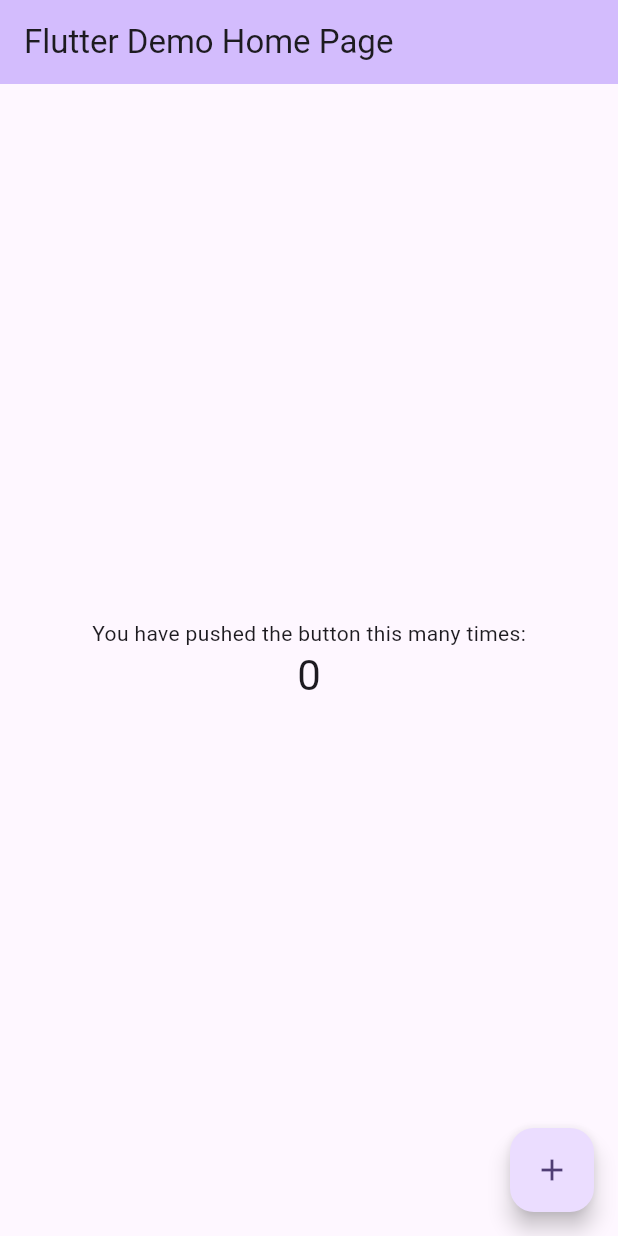
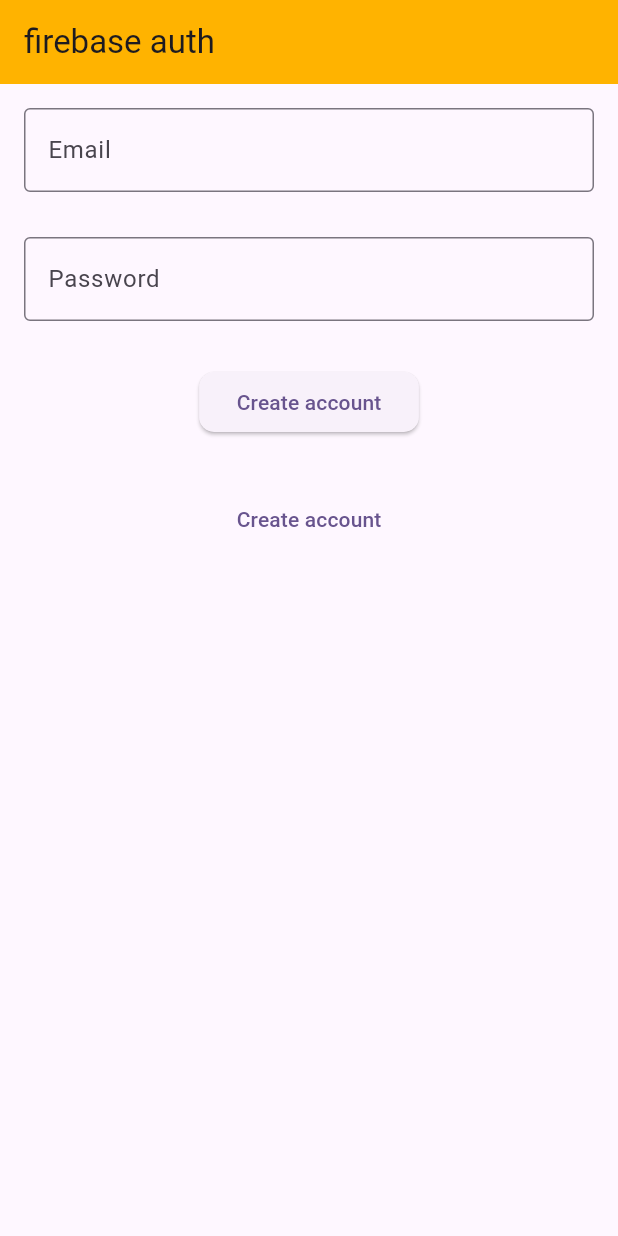
Before and after one commit to rostikKalabishka/flutter_firebase_auth, a Flutter app: the screen it shows after launch, on a phone screen of 412 x 824 dp. Run offline on Flutter 3.47's test engine with Material 2 defaults, Android fonts, the phone set to English and light mode, and no system bars; our stand-ins replace firebase_auth, firebase_core; accounts and stored records are empty.

Commit message:
add auth

```diff
--- /dev/null
+++ b/lib/auth/auth_widget.dart
@@ -0,0 +1,77 @@
+import 'package:flutter/material.dart';
+
+import '../model/auth_model.dart';
+
+class AuthWidget extends StatefulWidget {
+  const AuthWidget({super.key});
+
+  @override
+  State<AuthWidget> createState() => _MyWidgetState();
+}
+
+class _MyWidgetState extends State<AuthWidget> {
+  final _emailController = TextEditingController();
+  final _passwordController = TextEditingController();
+  @override
+  Widget build(BuildContext context) {
+    return Scaffold(
+      appBar: AppBar(
+        backgroundColor: Colors.amber[600],
+        title: const Text('firebase auth'),
+      ),
+      // body: const AuthWidget(),
+
+      body: Padding(
+        padding: const EdgeInsets.symmetric(horizontal: 16, vertical: 16),
+        child: Column(
+          crossAxisAlignment: CrossAxisAlignment.center,
+          children: [
+            TextFormField(
+              controller: _emailController,
+              decoration: const InputDecoration(
+                  label: Text('Email'), border: OutlineInputBorder()),
+            ),
+            const SizedBox(height: 30),
+            TextFormField(
+              controller: _passwordController,
+              decoration: const InputDecoration(
+                label: Text('Password'),
+                border: OutlineInputBorder(),
+              ),
+            ),
+            const SizedBox(height: 30),
+            ElevatedButton(
+              style: ElevatedButton.styleFrom(
+                padding: const EdgeInsets.symmetric(
+                    horizontal: 25.0, vertical: 10.0),
+                shape: RoundedRectangleBorder(
+                    borderRadius: BorderRadius.circular(10.0)),
+              ),
+              onPressed: () async {
+                final message = await AuthService().login(
+                  email: _emailController.text,
+                  password: _passwordController.text,
+                );
+                if (message!.contains('Success')) {
+                  Navigator.of(context).pushNamed('home');
+                }
+                ScaffoldMessenger.of(context).showSnackBar(
+                  SnackBar(
+                    content: Text(message),
+                  ),
+                );
+              },
+              child: const Text('Create account'),
+            ),
+            const SizedBox(height: 30),
+            TextButton(
+                onPressed: () {
+                  Navigator.of(context).pushNamed('/create_account');
+                },
+                child: const Text('Create account'))
+          ],
+        ),
+      ),
+    );
+  }
+}
--- a/lib/main.dart
+++ b/lib/main.dart
@@ -1,7 +1,14 @@
 import 'package:flutter/material.dart';
 
-void main() {
-  runApp(const MyApp());
+import 'package:firebase_core/firebase_core.dart';
+
+import 'routes/routes.dart';
+
+void main() async {
+  WidgetsFlutterBinding.ensureInitialized();
+
+  await Firebase.initializeApp();
+  runApp(MyApp());
 }
 
 class MyApp extends StatelessWidget {
@@ -11,60 +18,12 @@
   @override
   Widget build(BuildContext context) {
     return MaterialApp(
+      routes: routes,
       title: 'Flutter Demo',
       theme: ThemeData(
         colorScheme: ColorScheme.fromSeed(seedColor: Colors.deepPurple),
         useMaterial3: true,
       ),
-      home: const MyHomePage(title: 'Flutter Demo Home Page'),
     );
   }
 }
-
-class MyHomePage extends StatefulWidget {
-  const MyHomePage({super.key, required this.title});
-
-  final String title;
-
-  @override
-  State<MyHomePage> createState() => _MyHomePageState();
-}
-
-class _MyHomePageState extends State<MyHomePage> {
-  int _counter = 0;
-
-  void _incrementCounter() {
-    setState(() {
-      _counter++;
-    });
-  }
-
-  @override
-  Widget build(BuildContext context) {
-    return Scaffold(
-      appBar: AppBar(
-        backgroundColor: Theme.of(context).colorScheme.inversePrimary,
-        title: Text(widget.title),
-      ),
-      body: Center(
-        child: Column(
-          mainAxisAlignment: MainAxisAlignment.center,
-          children: <Widget>[
-            const Text(
-              'You have pushed the button this many times:',
-            ),
-            Text(
-              '$_counter',
-              style: Theme.of(context).textTheme.headlineMedium,
-            ),
-          ],
-        ),
-      ),
-      floatingActionButton: FloatingActionButton(
-        onPressed: _incrementCounter,
-        tooltip: 'Increment',
-        child: const Icon(Icons.add),
-      ), // This trailing comma makes auto-formatting nicer for build methods.
-    );
-  }
-}
--- /dev/null
+++ b/lib/model/auth_model.dart
@@ -0,0 +1,49 @@
+import 'package:firebase_auth/firebase_auth.dart';
+
+class AuthService {
+  Future<String?> registration({
+    required String email,
+    required String password,
+  }) async {
+    try {
+      await FirebaseAuth.instance.createUserWithEmailAndPassword(
+        email: email,
+        password: password,
+      );
+      return 'Success';
+    } on FirebaseAuthException catch (e) {
+      if (e.code == 'weak-password') {
+        return 'The password provided is too weak.';
+      } else if (e.code == 'email-already-in-use') {
+        return 'The account already exists for that email.';
+      } else {
+        return e.message;
+      }
+    } catch (e) {
+      return e.toString();
+    }
+  }
+
+  Future<String?> login({
+    required String email,
+    required String password,
+  }) async {
+    try {
+      await FirebaseAuth.instance.signInWithEmailAndPassword(
+        email: email,
+        password: password,
+      );
+      return 'Success';
+    } on FirebaseAuthException catch (e) {
+      if (e.code == 'user-not-found') {
+        return 'No user found for that email.';
+      } else if (e.code == 'wrong-password') {
+        return 'Wrong password provided for that user.';
+      } else {
+        return e.message;
+      }
+    } catch (e) {
+      return e.toString();
+    }
+  }
+}
--- /dev/null
+++ b/lib/routes/routes.dart
@@ -0,0 +1,10 @@
+import 'package:flutter_firebase_auth/home.dart';
+
+import '../auth/auth_widget.dart';
+import '../create_account/create_account_widget.dart';
+
+final routes = {
+  '/': (context) => const AuthWidget(),
+  '/create_account': (context) => const CreateAccountWidget(),
+  '/home': (context) => const Home()
+};
```
Also changed, not shown: lib/create_account/create_account_widget.dart (added, +71 -0 lines), lib/home.dart (added, +20 -0 lines), pubspec.yaml (+4 -4 lines), pubspec.lock, 3 other files.
